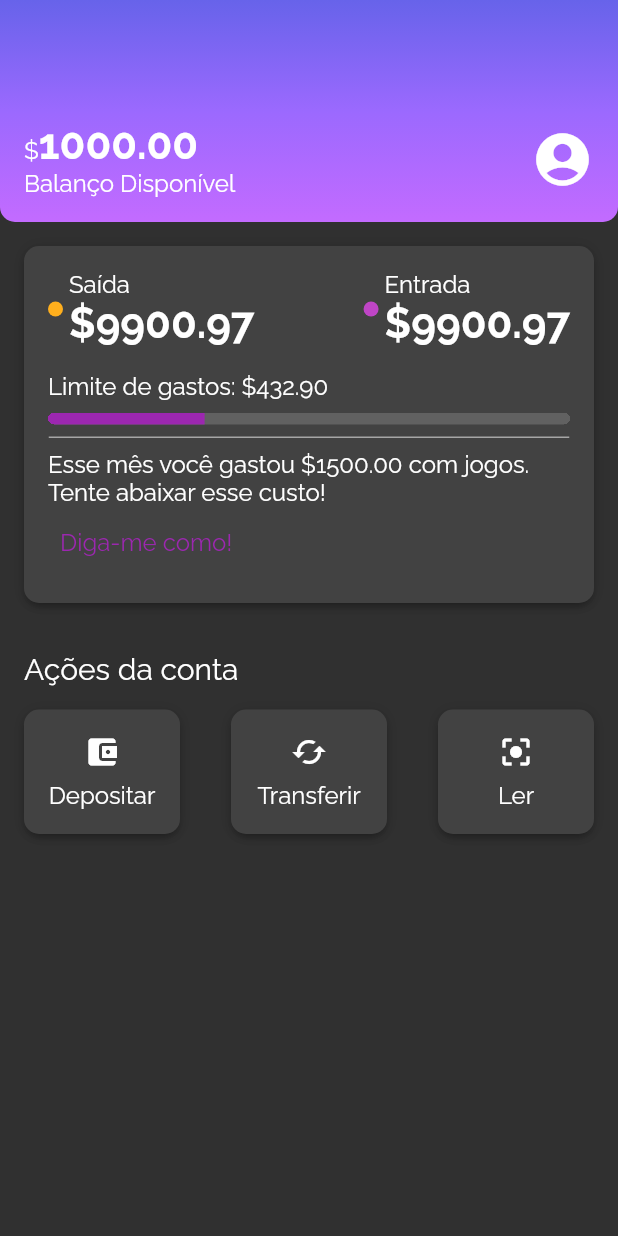
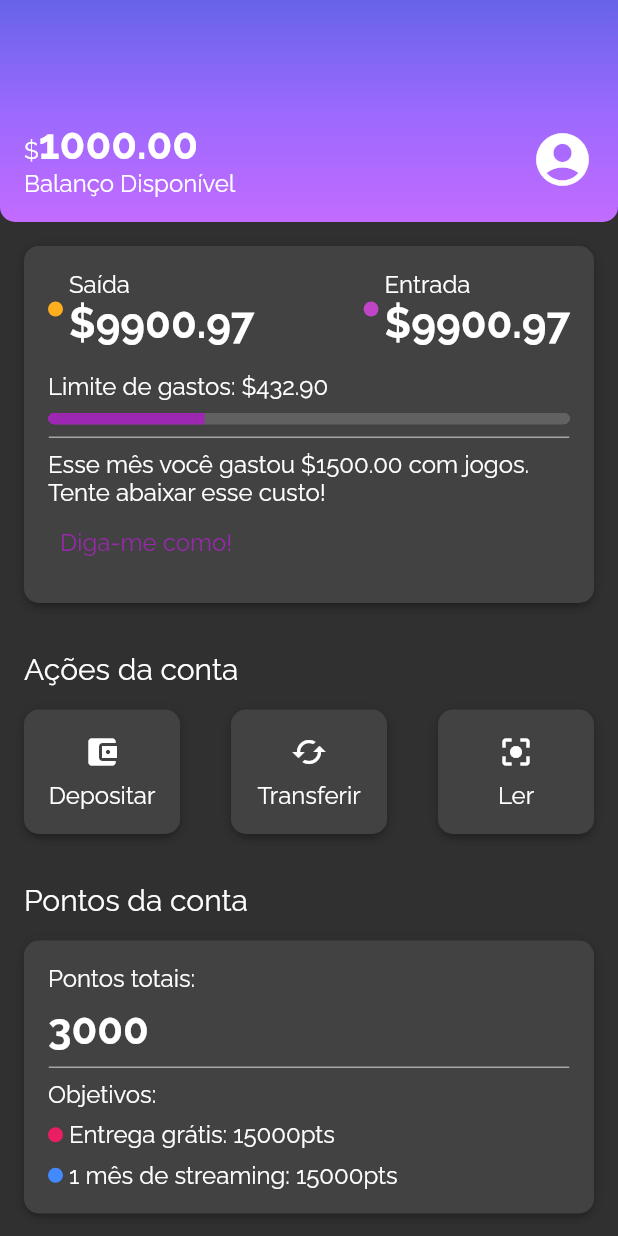
Before and after one commit to thiaagodev/alubank, a Flutter app: the screen it shows after launch, on a phone screen of 412 x 824 dp. Run offline on Flutter 3.47's test engine with Material 2 defaults, Android fonts, the phone set to English and light mode, and no system bars.

Commit message:
adicionando seção de pontos da conta

```diff
--- /dev/null
+++ b/lib/components/sections/account_points.dart
@@ -0,0 +1,81 @@
+import 'package:alubank/components/box_card.dart';
+import 'package:alubank/components/color_dot.dart';
+import 'package:alubank/components/content_division.dart';
+import 'package:flutter/material.dart';
+
+class AccountPoints extends StatelessWidget {
+  const AccountPoints({super.key});
+
+  @override
+  Widget build(BuildContext context) {
+    return Padding(
+      padding: const EdgeInsets.all(16.0),
+      child: Column(
+        crossAxisAlignment: CrossAxisAlignment.start,
+        children: [
+          Padding(
+            padding: const EdgeInsets.only(bottom: 16.0),
+            child: Text(
+              'Pontos da conta',
+              style: Theme.of(context).textTheme.titleMedium,
+            ),
+          ),
+          const BoxCard(boxContent: _AccountPointsContent())
+        ],
+      ),
+    );
+  }
+}
+
+class _AccountPointsContent extends StatelessWidget {
+  const _AccountPointsContent();
+
+  @override
+  Widget build(BuildContext context) {
+    return Column(
+      crossAxisAlignment: CrossAxisAlignment.start,
+      children: [
+        const Padding(
+          padding: EdgeInsets.only(bottom: 8.0),
+          child: Text('Pontos totais:'),
+        ),
+        Padding(
+          padding: const EdgeInsets.only(bottom: 8.0),
+          child: Text(
+            '3000',
+            style: Theme.of(context).textTheme.bodyLarge,
+          ),
+        ),
+        const Padding(
+          padding: EdgeInsets.only(bottom: 8.0),
+          child: ContentDivision(),
+        ),
+        const Padding(
+          padding: EdgeInsets.only(bottom: 8.0),
+          child: Text('Objetivos:'),
+        ),
+        Padding(
+          padding: const EdgeInsets.only(bottom: 8.0),
+          child: Row(
+            children: const [
+              Padding(
+                padding: EdgeInsets.only(right: 4.0),
+                child: ColorDot(color: Colors.pink),
+              ),
+              Text('Entrega grátis: 15000pts')
+            ],
+          ),
+        ),
+        Row(
+          children: const [
+            Padding(
+              padding: EdgeInsets.only(right: 4.0),
+              child: ColorDot(color: Colors.blueAccent),
+            ),
+            Text('1 mês de streaming: 15000pts')
+          ],
+        )
+      ],
+    );
+  }
+}
--- a/lib/screens/home.dart
+++ b/lib/screens/home.dart
@@ -1,5 +1,5 @@
-import 'package:alubank/components/box_card.dart';
 import 'package:alubank/components/sections/account_actions.dart';
+import 'package:alubank/components/sections/account_points.dart';
 import 'package:alubank/components/sections/header.dart';
 import 'package:alubank/components/sections/recent_activity.dart';
 import 'package:flutter/material.dart';
@@ -10,12 +10,15 @@ class Home extends StatelessWidget {
   @override
   Widget build(BuildContext context) {
     return Scaffold(
-      body: Column(
-        children: const [
-          Header(),
-          RecentActivity(),
-          AccountActions(),
-        ],
+      body: SingleChildScrollView(
+        child: Column(
+          children: const [
+            Header(),
+            RecentActivity(),
+            AccountActions(),
+            AccountPoints(),
+          ],
+        ),
       ),
     );
   }
```
